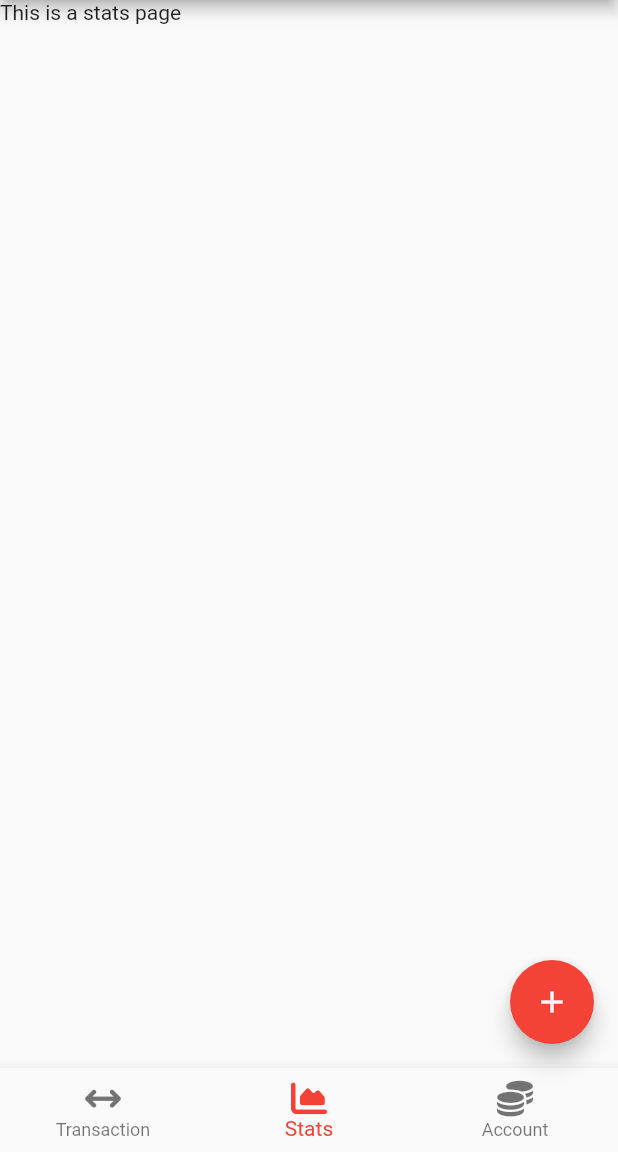
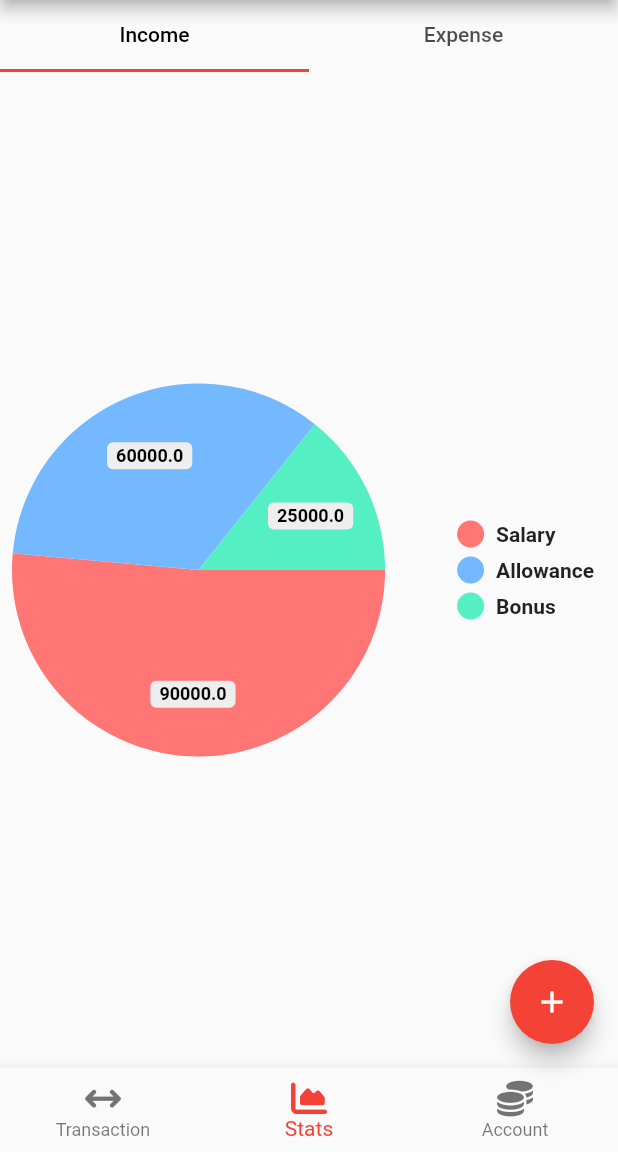
Before and after one commit to davidmahbubi/money-manager-mobile, a Flutter app: the screen it shows after launch, item 2 of the bottom bar chosen, on a phone screen of 412 x 824 dp, the part 84-1236 px from its top. Run offline on Flutter 3.47's test engine with Material 2 defaults, Android fonts, the light colour scheme and no system bars; drawn by our look-alikes of pie_chart; our stand-ins replace font_awesome_flutter.

Commit message:
Added chart

```diff
--- a/lib/pages/stats.dart
+++ b/lib/pages/stats.dart
@@ -1,12 +1,50 @@
 import 'package:flutter/material.dart';
+import 'package:pie_chart/pie_chart.dart';
 
 class Stats extends StatelessWidget {
+  final Map<String, double> expenseDataMap = const {
+    'Food & Drinks': 120000,
+    'Transportation': 30000,
+    'Entertainment': 65000,
+  };
+
+  final Map<String, double> incomeDataMap = const {
+    'Salary': 90000,
+    'Allowance': 60000,
+    'Bonus': 25000,
+  };
+
   const Stats({super.key});
 
   @override
   Widget build(BuildContext context) {
-    return const Scaffold(
-      body: Text('This is a stats page'),
+    return DefaultTabController(
+      length: 2,
+      child: Column(
+        children: <Widget>[
+          const TabBar(
+            labelColor: Colors.black,
+            tabs: [
+              Tab(text: 'Income'),
+              Tab(text: 'Expense'),
+            ],
+          ),
+          Expanded(
+            child: TabBarView(
+              children: <Widget>[
+                PieChart(
+                  dataMap: incomeDataMap,
+                  legendOptions: LegendOptions(legendShape: BoxShape.circle),
+                ),
+                PieChart(
+                  dataMap: expenseDataMap,
+                  legendOptions: LegendOptions(legendShape: BoxShape.circle),
+                ),
+              ],
+            ),
+          )
+        ],
+      ),
     );
   }
 }
--- a/pubspec.yaml
+++ b/pubspec.yaml
@@ -32,9 +32,9 @@ dependencies:
     sdk: flutter
   font_awesome_flutter: ^10.1.0
   intl: ^0.17.0
+  pie_chart: ^5.3.1
 
 dev_dependencies:
-
   # The "flutter_lints" package below contains a set of recommended lints to
   # encourage good coding practices. The lint set provided by the package is
   # activated in the `analysis_options.yaml` file located at the root of your
```
Also changed, not shown: pubspec.lock.
